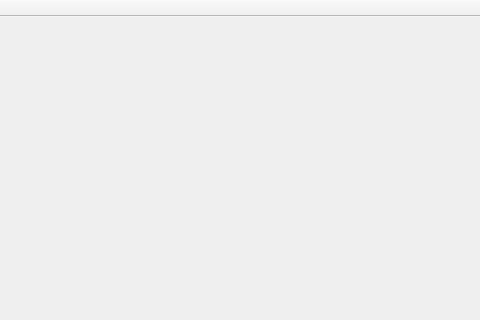
The window that mainwindow.ui (tontonmorale/pds-threaded-server) describes before a commit, drawn with Qt 5; both pictures show x 459 to 939 and y 0 to 320 of the 939 by 632 pixel window.
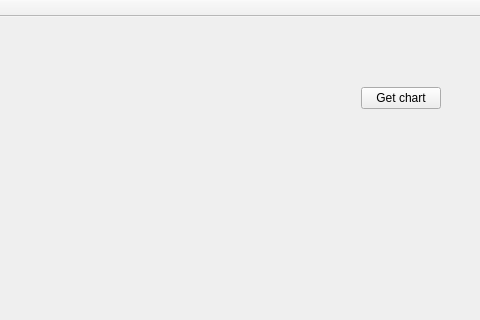
The same window after the commit.

The edit to the form file:
```diff
--- a/mainwindow.ui
+++ b/mainwindow.ui
@@ -30,6 +30,30 @@
      <bool>true</bool>
     </property>
    </widget>
+   <widget class="QPushButton" name="pushButton">
+    <property name="geometry">
+     <rect>
+      <x>820</x>
+      <y>70</y>
+      <width>80</width>
+      <height>22</height>
+     </rect>
+    </property>
+    <property name="text">
+     <string>Get chart</string>
+    </property>
+   </widget>
+   <widget class="QWidget" name="gridLayoutWidget">
+    <property name="geometry">
+     <rect>
+      <x>10</x>
+      <y>10</y>
+      <width>701</width>
+      <height>411</height>
+     </rect>
+    </property>
+    <layout class="QGridLayout" name="gridLayout"/>
+   </widget>
   </widget>
   <widget class="QMenuBar" name="menuBar">
    <property name="geometry">
```
Left out of the diff: 2 changed lines with no effect on the pictures.
